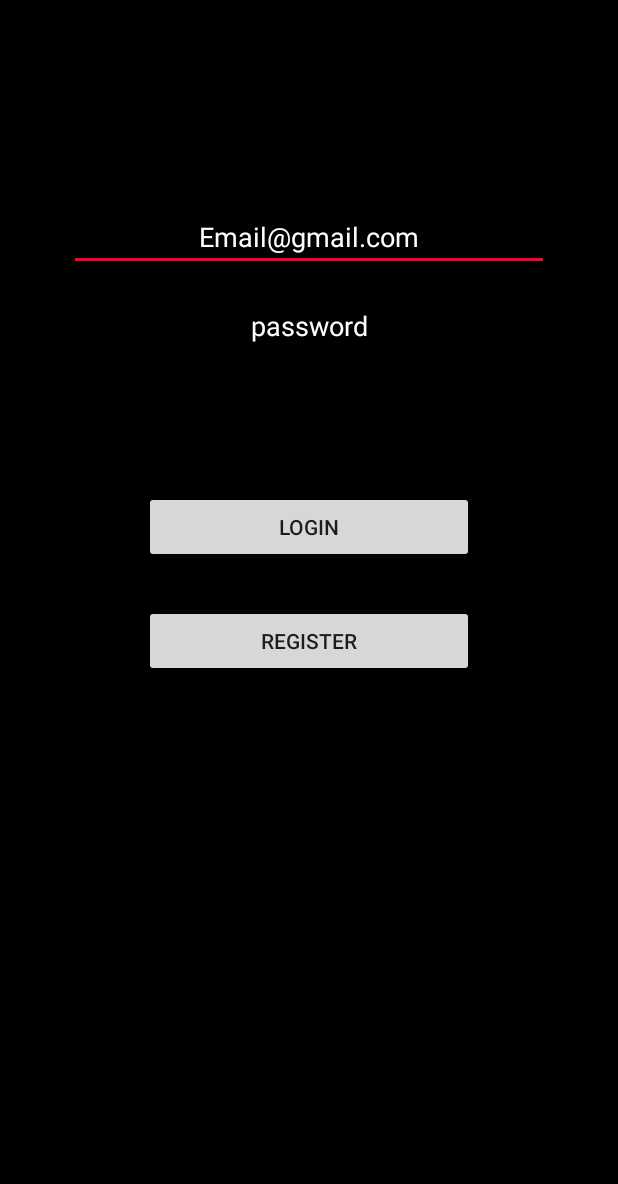
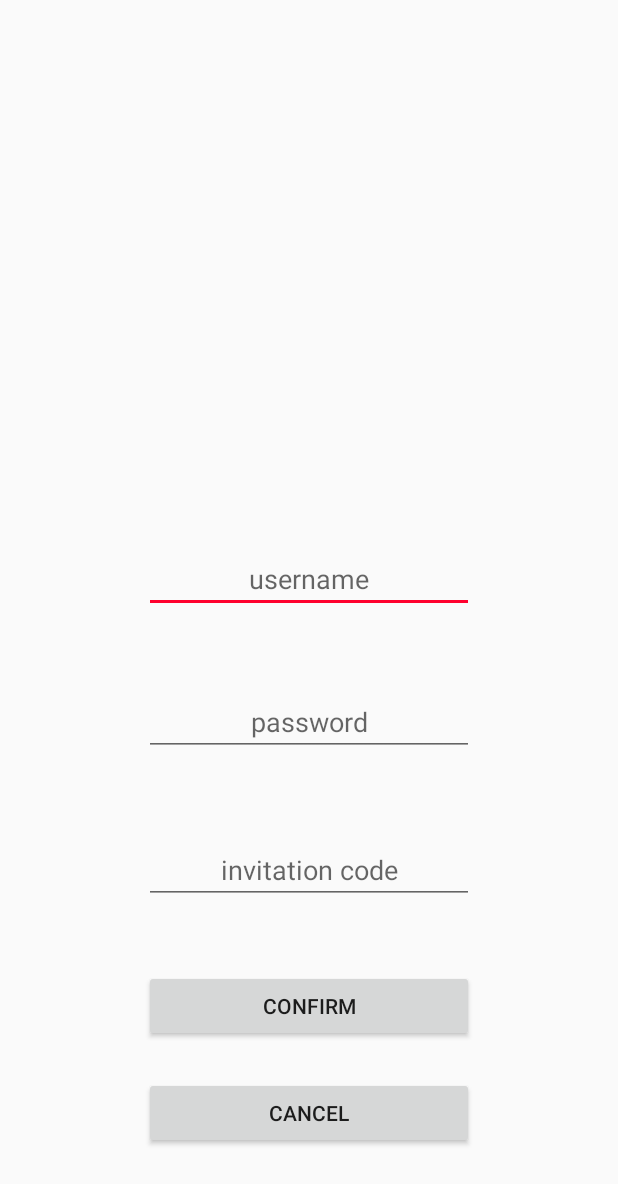
Before and after one commit to fcu-d0308810/FinalProgarm_Network, an Android app: the Register_page screen opened directly, with no data from a screen before it, on a phone screen of 412 x 824 dp. Shown: the top 1184 px of the screen. Run offline under Robolectric (Android 15) with nearby library versions, the phone set to English and light mode, and no system bars.

Commit message:
註冊介面基本code

```diff
--- a/app/src/main/java/com/example/ihaveadream0528/finalprogarm/Register_page.java
+++ b/app/src/main/java/com/example/ihaveadream0528/finalprogarm/Register_page.java
@@ -1,27 +1,37 @@
 package com.example.ihaveadream0528.finalprogarm;
 
 
+import android.content.Intent;
 import android.os.Bundle;
 import android.support.v7.app.AppCompatActivity;
 import android.view.View;
 import android.widget.Button;
 import android.widget.EditText;
 
-public class Register_page extends AppCompatActivity implements View.OnClickListener{
+public class Register_page extends AppCompatActivity {
     private EditText username_edittext, password_edittext, invitationCode_edittext;
-    private Button confirm_button;
+    private Button confirm_button, cancel_button;
     @Override
     protected void onCreate(Bundle savedInstanceState) {
         super.onCreate(savedInstanceState);
-        setContentView(R.layout.login_page);
+        setContentView(R.layout.register_page);
         username_edittext = (EditText)findViewById(R.id.username_edittext);
         password_edittext = (EditText)findViewById(R.id.password_edittext);
         invitationCode_edittext = (EditText)findViewById(R.id.invitationCode_edittext);
         confirm_button = (Button)findViewById(R.id.confirm_button);
-    }
+        confirm_button.setOnClickListener(new View.OnClickListener() {
+            @Override
+            public void onClick(View view) {
 
-    @Override
-    public void onClick(View view) {
-
+            }
+        });
+        cancel_button = (Button)findViewById(R.id.cancel_button);
+        cancel_button.setOnClickListener(new View.OnClickListener() {
+            @Override
+            public void onClick(View view) {
+                finish();
+                startActivity(new Intent(Register_page.this, Login_page.class));
+            }
+        });
     }
 }
--- a/app/src/main/res/layout/register_page.xml
+++ b/app/src/main/res/layout/register_page.xml
@@ -1,5 +1,6 @@
 <?xml version="1.0" encoding="utf-8"?>
 <RelativeLayout xmlns:android="http://schemas.android.com/apk/res/android"
+    xmlns:app="http://schemas.android.com/apk/res-auto"
     android:layout_width="match_parent"
     android:layout_height="match_parent">
 
@@ -9,34 +10,43 @@
         android:hint="username"
         android:textAlignment="center"
         android:layout_height="wrap_content"
-        android:layout_alignParentTop="true"
+        android:layout_above="@+id/password_edittext"
         android:layout_centerHorizontal="true"
-        android:layout_marginTop="66dp" />
+        android:layout_marginBottom="50dp" />
     <EditText
         android:layout_width="220dp"
         android:layout_height="wrap_content"
-        android:layout_marginTop="34dp"
         android:hint="password"
         android:textAlignment="center"
         android:id="@+id/password_edittext"
-        android:layout_below="@+id/username_edittext"
+        android:layout_marginBottom="53dp"
+        android:layout_above="@+id/invitationCode_edittext"
         android:layout_alignStart="@+id/username_edittext" />
     <EditText
         android:layout_width="220dp"
         android:layout_height="wrap_content"
         android:hint="invitation code"
         android:textAlignment="center"
-        android:layout_below="@+id/password_edittext"
-        android:layout_alignStart="@+id/password_edittext"
-        android:layout_marginTop="36dp"
-        android:id="@+id/invitationCode_edittext"/>
+        android:id="@+id/invitationCode_edittext"
+        android:layout_marginBottom="44dp"
+        android:layout_above="@+id/confirm_button"
+        android:layout_alignStart="@+id/password_edittext" />
     <Button
         android:layout_width="220dp"
         android:layout_height="wrap_content"
-        android:text="confirm"
-        android:layout_below="@+id/invitationCode_edittext"
-        android:layout_alignStart="@+id/invitationCode_edittext"
-        android:layout_marginTop="48dp"
-        android:id="@+id/confirm_button"/>
+        android:text="Confirm"
+        android:id="@+id/confirm_button"
+        android:layout_marginBottom="23dp"
+        android:layout_above="@+id/cancel_button"
+        android:layout_alignStart="@+id/invitationCode_edittext" />
+
+    <Button
+        android:layout_width="220dp"
+        android:layout_height="wrap_content"
+        android:text="Cancel"
+        android:id="@+id/cancel_button"
+        android:layout_marginBottom="58dp"
+        android:layout_alignParentBottom="true"
+        android:layout_alignStart="@+id/confirm_button" />
 
 </RelativeLayout>
```
